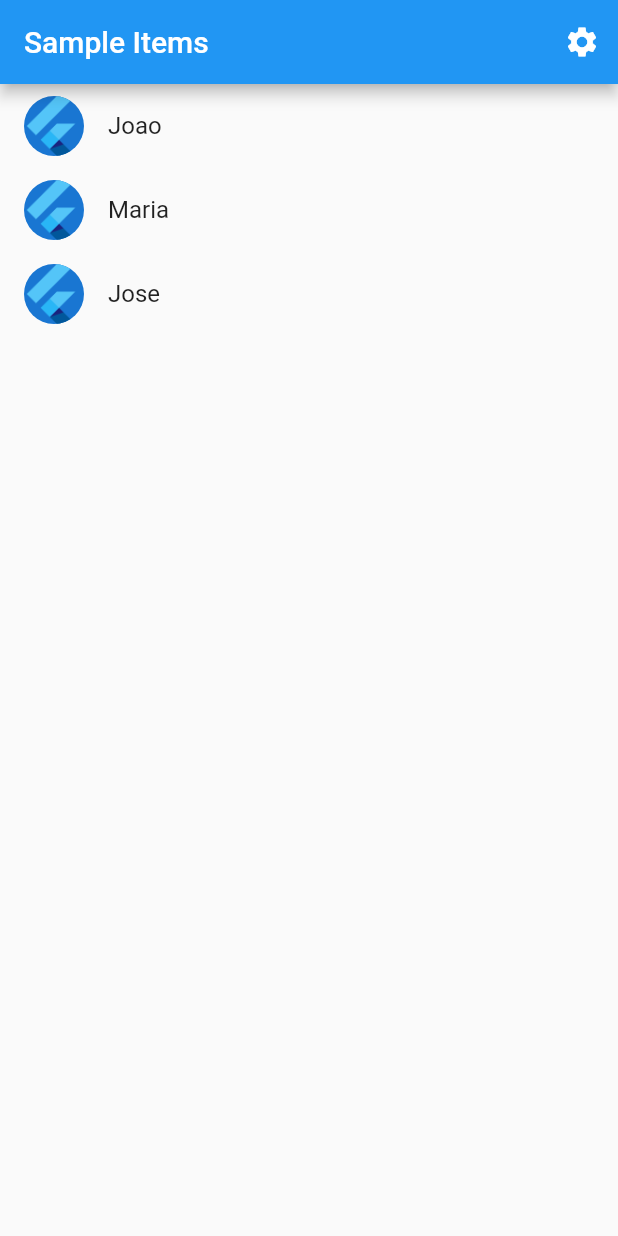
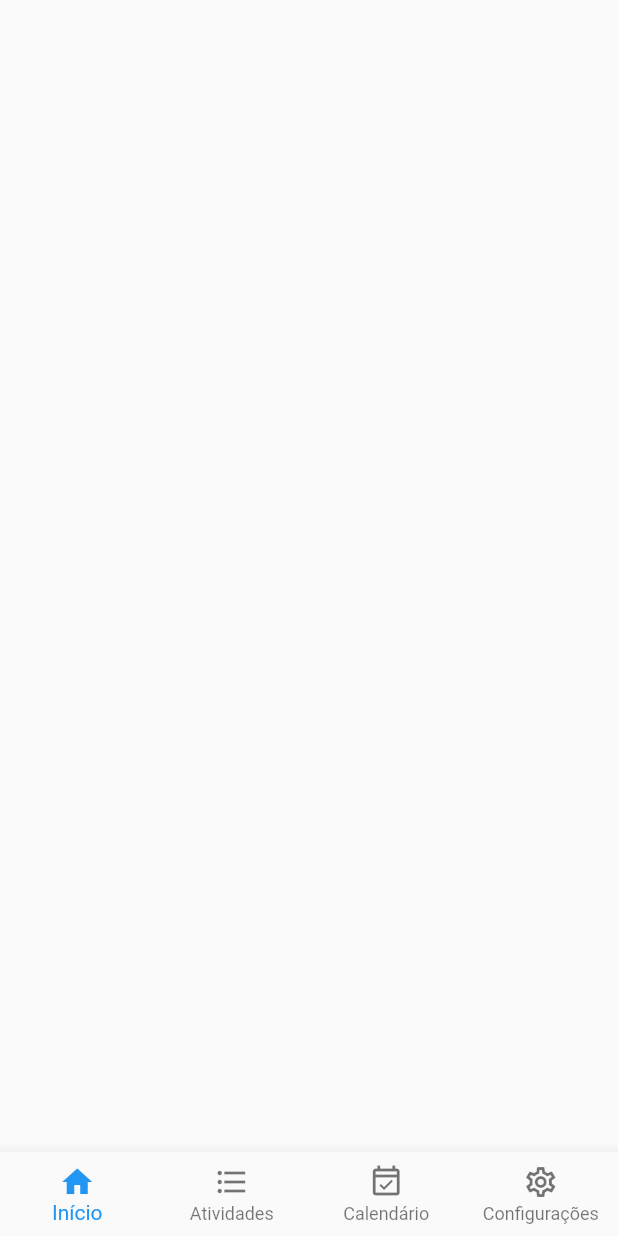
Before and after one commit to habibasseiss/school_planner, a Flutter app: the screen it shows after launch, on a phone screen of 412 x 824 dp. Run offline on Flutter 3.47's test engine with Material 2 defaults, Android fonts, the phone set to English and light mode, and no system bars; generated files the repository leaves out were written again.

Commit message:
using bottom navigation bar and provider

```diff
--- a/lib/src/app.dart
+++ b/lib/src/app.dart
@@ -1,26 +1,21 @@
 import 'package:flutter/material.dart';
+import 'package:provider/provider.dart';
 import 'package:flutter_gen/gen_l10n/app_localizations.dart';
 import 'package:flutter_localizations/flutter_localizations.dart';
+import 'package:school_planner/src/navigation/tabs_view.dart';
 import 'package:school_planner/src/theme.dart';
 
-import 'sample_feature/sample_item_details_view.dart';
-import 'sample_feature/sample_item_list_view.dart';
 import 'settings/settings_controller.dart';
-import 'settings/settings_view.dart';
 
 /// The Widget that configures your application.
 class MyApp extends StatelessWidget {
-  const MyApp({
-    Key? key,
-    required this.settingsController,
-  }) : super(key: key);
-
-  final SettingsController settingsController;
+  const MyApp({Key? key}) : super(key: key);
 
   @override
   Widget build(BuildContext context) {
+    final SettingsController settingsController =
+        context.read<SettingsController>();
     // Glue the SettingsController to the MaterialApp.
-    //
     // The AnimatedBuilder Widget listens to the SettingsController for changes.
     // Whenever the user updates their settings, the MaterialApp is rebuilt.
     return AnimatedBuilder(
@@ -62,25 +57,7 @@ class MyApp extends StatelessWidget {
           darkTheme: darkTheme,
           themeMode: settingsController.themeMode,
 
-          // Define a function to handle named routes in order to support
-          // Flutter web url navigation and deep linking.
-          onGenerateRoute: (RouteSettings routeSettings) {
-            return MaterialPageRoute<void>(
-              settings: routeSettings,
-              builder: (BuildContext context) {
-                switch (routeSettings.name) {
-                  case SettingsView.routeName:
-                    return SettingsView(controller: settingsController);
-                  case SampleItemDetailsView.routeName:
-                    final id = routeSettings.arguments as int;
-                    return SampleItemDetailsView(id: id);
-                  case SampleItemListView.routeName:
-                  default:
-                    return const SampleItemListView();
-                }
-              },
-            );
-          },
+          home: const TabsView(),
         );
       },
     );
--- /dev/null
+++ b/lib/src/navigation/base_navigator.dart
@@ -0,0 +1,43 @@
+import 'package:flutter/material.dart';
+
+class BaseNavigator extends StatefulWidget {
+  final Route<dynamic>? Function(RouteSettings)? onGenerateRoute;
+  final GlobalKey<NavigatorState> navigatorKey = GlobalKey<NavigatorState>();
+
+  BaseNavigator({
+    Key? key,
+    this.onGenerateRoute,
+  }) : super(key: key);
+
+  void goToRoot() {
+    navigatorKey.currentState?.popUntil((route) => route.isFirst);
+  }
+
+  @override
+  _BaseNavigatorState createState() => _BaseNavigatorState();
+}
+
+class _BaseNavigatorState extends State<BaseNavigator>
+    with AutomaticKeepAliveClientMixin {
+  @override
+  bool get wantKeepAlive => true;
+
+  @override
+  Widget build(BuildContext context) {
+    super.build(context);
+
+    return WillPopScope(
+      onWillPop: () async {
+        if (widget.navigatorKey.currentState!.canPop()) {
+          widget.navigatorKey.currentState!.maybePop();
+          return false;
+        }
+        return true;
+      },
+      child: Navigator(
+        key: widget.navigatorKey,
+        onGenerateRoute: widget.onGenerateRoute,
+      ),
+    );
+  }
+}
--- /dev/null
+++ b/lib/src/navigation/navigation_tabs.dart
@@ -0,0 +1,93 @@
+import 'package:flutter/material.dart';
+import 'package:school_planner/src/navigation/base_navigator.dart';
+import 'package:school_planner/src/sample_feature/sample_item_details_view.dart';
+import 'package:school_planner/src/sample_feature/sample_item_list_view.dart';
+import 'package:school_planner/src/settings/settings_view.dart';
+
+class NavigationTabs {
+  static List<NavigationTab> tabs = [
+    NavigationTab(
+      label: 'Início',
+      icon: const Icon(Icons.home_outlined),
+      activeIcon: const Icon(Icons.home),
+      page: BaseNavigator(
+        onGenerateRoute: (RouteSettings routeSettings) {
+          return MaterialPageRoute<void>(
+            settings: routeSettings,
+            builder: (BuildContext context) {
+              return Container();
+            },
+          );
+        },
+      ),
+    ),
+    NavigationTab(
+      label: 'Atividades',
+      icon: const Icon(Icons.format_list_bulleted_outlined),
+      activeIcon: const Icon(Icons.format_list_bulleted),
+      page: BaseNavigator(
+        onGenerateRoute: (RouteSettings routeSettings) {
+          return MaterialPageRoute<void>(
+            settings: routeSettings,
+            builder: (BuildContext context) {
+              switch (routeSettings.name) {
+                // Sample Item Details Page
+                case SampleItemDetailsView.routeName:
+                  final id = routeSettings.arguments as int;
+                  return SampleItemDetailsView(id: id);
+                // Sample Item List Page
+                case SampleItemListView.routeName:
+                default:
+                  return const SampleItemListView();
+              }
+            },
+          );
+        },
+      ),
+    ),
+    NavigationTab(
+      label: 'Calendário',
+      icon: const Icon(Icons.event_available_outlined),
+      activeIcon: const Icon(Icons.event_available),
+      page: BaseNavigator(
+        onGenerateRoute: (RouteSettings routeSettings) {
+          return MaterialPageRoute<void>(
+            settings: routeSettings,
+            builder: (BuildContext context) {
+              return Container();
+            },
+          );
+        },
+      ),
+    ),
+    NavigationTab(
+      label: 'Configurações',
+      icon: const Icon(Icons.settings_outlined),
+      activeIcon: const Icon(Icons.settings),
+      page: BaseNavigator(
+        onGenerateRoute: (RouteSettings routeSettings) {
+          return MaterialPageRoute<void>(
+            settings: routeSettings,
+            builder: (BuildContext context) {
+              return const SettingsView();
+            },
+          );
+        },
+      ),
+    ),
+  ];
+}
+
+class NavigationTab {
+  final BaseNavigator page;
+  final String label;
+  final Widget icon;
+  final Widget activeIcon;
+
+  NavigationTab({
+    required this.label,
+    required this.icon,
+    required this.activeIcon,
+    required this.page,
+  });
+}
--- /dev/null
+++ b/lib/src/navigation/tabs_view.dart
@@ -0,0 +1,44 @@
+import 'package:flutter/material.dart';
+import 'package:school_planner/src/navigation/navigation_tabs.dart';
+
+class TabsView extends StatefulWidget {
+  const TabsView({Key? key}) : super(key: key);
+
+  @override
+  State<TabsView> createState() => _TabsViewState();
+}
+
+class _TabsViewState extends State<TabsView> {
+  int currentTab = 0;
+
+  PageController pageController = PageController();
+
+  @override
+  Widget build(BuildContext context) {
+    return Scaffold(
+      body: PageView(
+        physics: const NeverScrollableScrollPhysics(),
+        controller: pageController,
+        children: NavigationTabs.tabs.map((e) => e.page).toList(),
+      ),
+      bottomNavigationBar: BottomNavigationBar(
+        type: BottomNavigationBarType.fixed,
+        currentIndex: currentTab,
+        onTap: (int index) {
+          setState(() {
+            currentTab = index;
+          });
+          pageController.jumpToPage(index);
+        },
+        items: <BottomNavigationBarItem>[
+          for (final tabItem in NavigationTabs.tabs)
+            BottomNavigationBarItem(
+              icon: tabItem.icon,
+              activeIcon: tabItem.activeIcon,
+              label: tabItem.label,
+            ),
+        ],
+      ),
+    );
+  }
+}
--- a/lib/src/settings/settings_view.dart
+++ b/lib/src/settings/settings_view.dart
@@ -1,4 +1,5 @@
 import 'package:flutter/material.dart';
+import 'package:provider/provider.dart';
 
 import 'settings_controller.dart';
 
@@ -7,14 +8,14 @@ import 'settings_controller.dart';
 /// When a user changes a setting, the SettingsController is updated and
 /// Widgets that listen to the SettingsController are rebuilt.
 class SettingsView extends StatelessWidget {
-  const SettingsView({Key? key, required this.controller}) : super(key: key);
+  const SettingsView({Key? key}) : super(key: key);
 
   static const routeName = '/settings';
 
-  final SettingsController controller;
-
   @override
   Widget build(BuildContext context) {
+    final SettingsController controller = context.read<SettingsController>();
+
     return Scaffold(
       appBar: AppBar(
         title: const Text('Settings'),
--- a/pubspec.yaml
+++ b/pubspec.yaml
@@ -10,6 +10,8 @@ environment:
   sdk: ">=2.12.0 <3.0.0"
 
 dependencies:
+  provider: ^6.0.1
+
   flutter:
     sdk: flutter
   flutter_localizations:
```
Also changed, not shown: lib/main.dart (+8 -2 lines), pubspec.lock.
